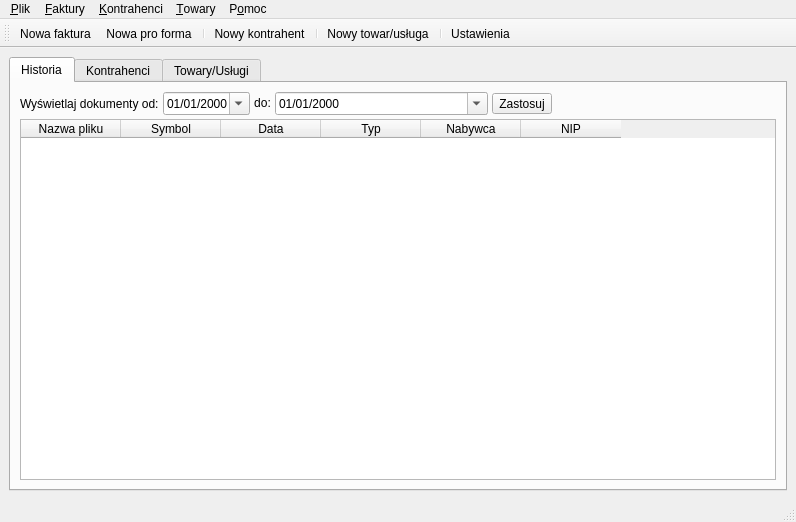
The window that MainWindow.ui (juliagoda/qfaktury) describes before a commit, drawn with Qt 5.
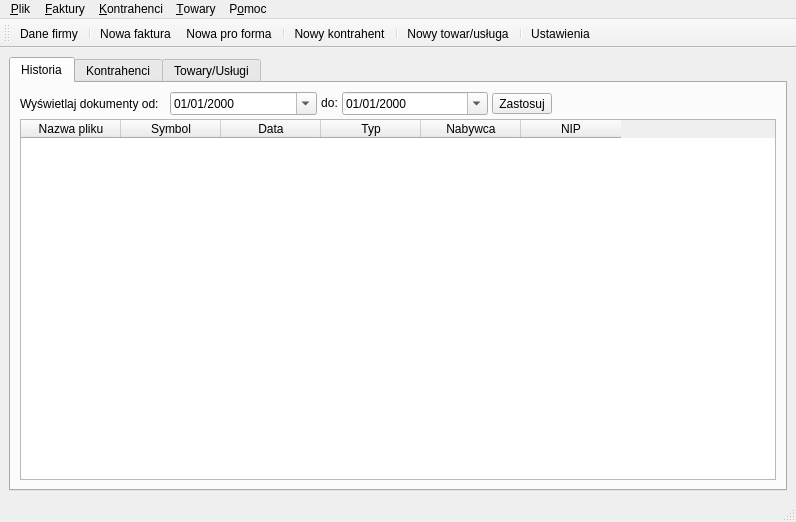
The same window after the commit. Icons and pictures are not drawn.

What changed in the file:
```diff
--- a/MainWindow.ui
+++ b/MainWindow.ui
@@ -35,12 +35,10 @@
        <attribute name="title" >
         <string>Historia</string>
        </attribute>
-       <layout class="QVBoxLayout" name="verticalLayout" >
-        <item>
+       <layout class="QGridLayout" name="gridLayout" >
+        <item row="0" column="0" >
          <layout class="QHBoxLayout" name="horizontalLayout" >
           <item>
-           <layout class="QHBoxLayout" name="horizontalLayout_2" >
-            <item>
              <widget class="QLabel" name="textLabel1" >
               <property name="text" >
                <string>Wyświetlaj dokumenty od:</string>
@@ -63,8 +61,6 @@
               </property>
              </widget>
             </item>
-           </layout>
-          </item>
           <item>
            <widget class="QLabel" name="textLabel2" >
             <property name="sizePolicy" >
@@ -423,6 +419,8 @@
    <attribute name="toolBarBreak" >
     <bool>false</bool>
    </attribute>
+   <addaction name="plikDane_firmyAction" />
+   <addaction name="separator" />
    <addaction name="fakturyDodajAction" />
    <addaction name="fakturyPFormaAction" />
    <addaction name="separator" />
```
Left out of the diff: 4 changed lines with no effect on the pictures. Lines whose indentation alone changed are shown as unchanged.
